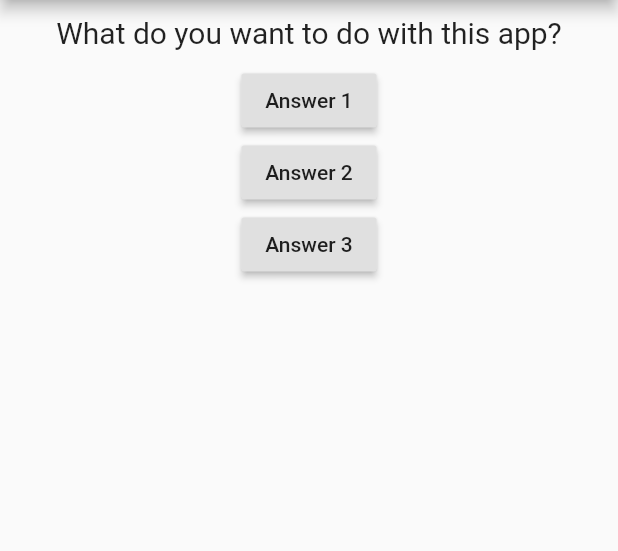
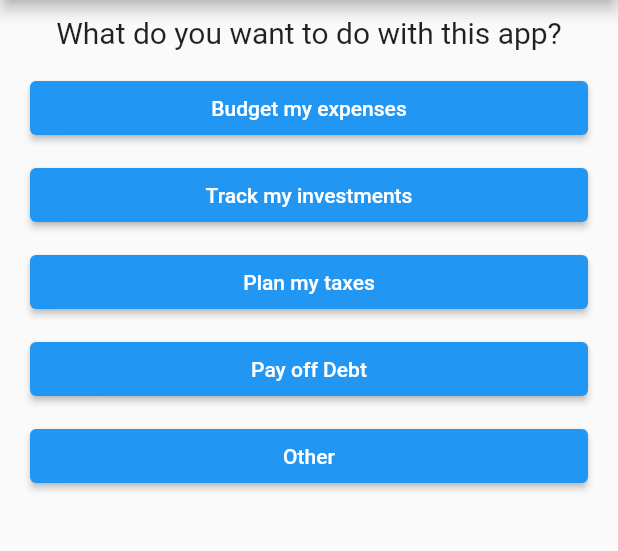
Before and after one commit to coden-labs/kanak, a Flutter app: the screen it shows after launch, on a phone screen of 412 x 824 dp, the part 84-635 px from its top. Run offline on Flutter 3.47's test engine with Material 2 defaults, Android fonts, the phone set to English and light mode, and no system bars.

Commit message:
Add a Map and an answer widget
This converts the answer into a separate widget, and adds a map for the question answer section.

This introduces us to voidcallback method and maps in dart.

This is still part of the tutorial code of dart and flutter.

```diff
--- /dev/null
+++ b/kanak_flutter/lib/answer.dart
@@ -0,0 +1,25 @@
+import 'package:flutter/material.dart';
+
+class Answer extends StatelessWidget {
+  final VoidCallback selectHandler;
+  final String answerText;
+
+  Answer(this.answerText, this.selectHandler);
+
+  @override
+  Widget build(BuildContext context) {
+    return Container(
+      width: double.infinity,
+      margin: EdgeInsets.symmetric(horizontal: 20, vertical: 5),
+      child: ElevatedButton(
+         style: ButtonStyle(
+           backgroundColor: MaterialStateProperty.all(Colors.blue),
+           foregroundColor: MaterialStateProperty.all(Colors.white),
+         ),
+         child: Text(answerText),
+         onPressed: selectHandler,
+      )
+    );
+  }
+
+}
--- a/kanak_flutter/lib/main.dart
+++ b/kanak_flutter/lib/main.dart
@@ -1,10 +1,7 @@
-// Copyright 2018 The Flutter team. All rights reserved.
-// Use of this source code is governed by a BSD-style license that can be
-// found in the LICENSE file.
-
 import 'package:flutter/material.dart';
 
 import './question.dart';
+import './answer.dart';
 
 void main() => runApp(MyApp());
 
@@ -15,19 +12,46 @@ class MyApp extends StatefulWidget {
   }
 }
 
-
 class _MyAppState extends State<MyApp> {
   var _questionIndex = 0;
-  var _questions = [
-    "What do you want to do with this app?",
-    "Do you know how much you are worth?",
-    "Where do you live in terms of taxation?",
+  final _qanda = [
+    {
+      "questionText": "What do you want to do with this app?",
+      "answers": [
+        "Budget my expenses",
+        "Track my investments",
+        "Plan my taxes",
+        "Pay off Debt",
+        "Other",
+      ]
+    },
+    {
+      "questionText": "Do you know how much you are worth",
+      "answers": [
+        "Yes, but I owe more than I have",
+        "Yes, but it is under 1 Million",
+        "Yes, and I have more than 1 Million",
+        "No",
+        "It is complicated",
+        "Other",
+      ]
+    },
+    {
+      "questionText": "Where do you live in terms of taxation",
+      "answers": [
+        "USA",
+        "UK",
+        "India",
+        "I am not a tax resident anywhere",
+        "Other",
+      ]
+    },
   ];
 
   void _answerQuestion() {
     setState(() {
       _questionIndex = _questionIndex + 1;
-      _questionIndex = _questionIndex % _questions.length;
+      _questionIndex = _questionIndex % _qanda.length;
     });
   }
 
@@ -40,10 +64,10 @@ class _MyAppState extends State<MyApp> {
           title: const Text('Welcome to Kanak'),
         ),
         body: Column(children: [
-          Question(_questions[_questionIndex]),
-          RaisedButton(child: Text('Answer 1'), onPressed: _answerQuestion),
-          RaisedButton(child: Text('Answer 2'), onPressed: _answerQuestion),
-          RaisedButton(child: Text('Answer 3'), onPressed: _answerQuestion),
+          Question(_qanda[_questionIndex]["questionText"] as String),
+          ...(_qanda[_questionIndex]["answers"] as List<String>).map((answer) {
+            return Answer(answer, _answerQuestion);
+          }).toList(),
         ]),
       ),
     );
```
